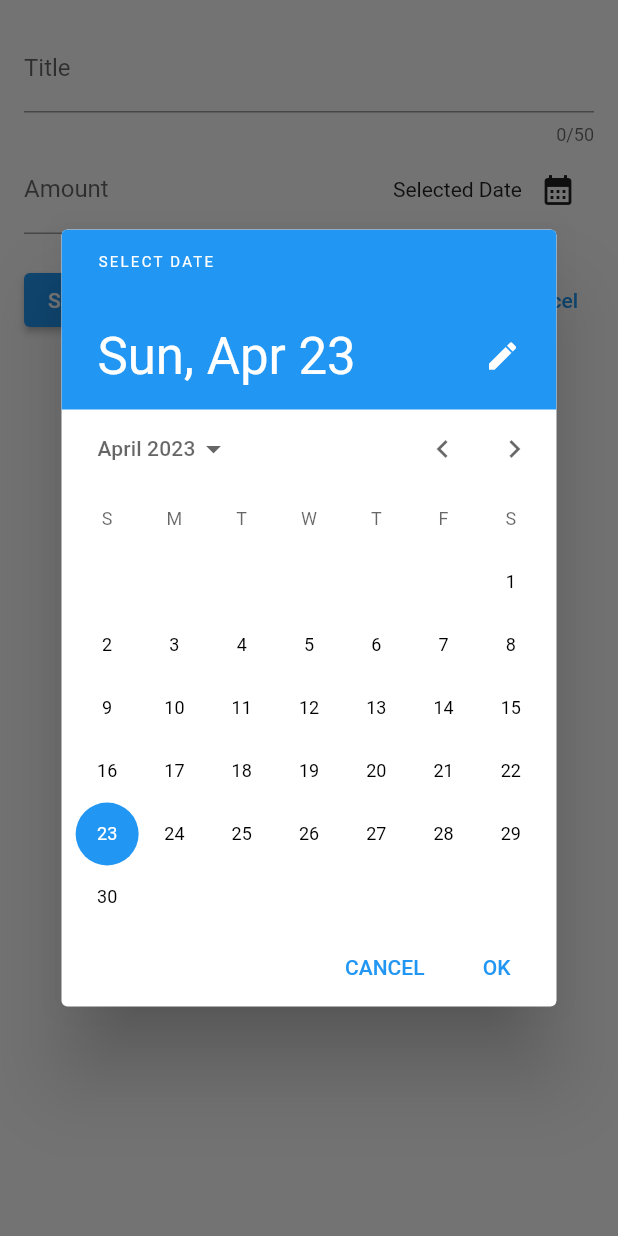
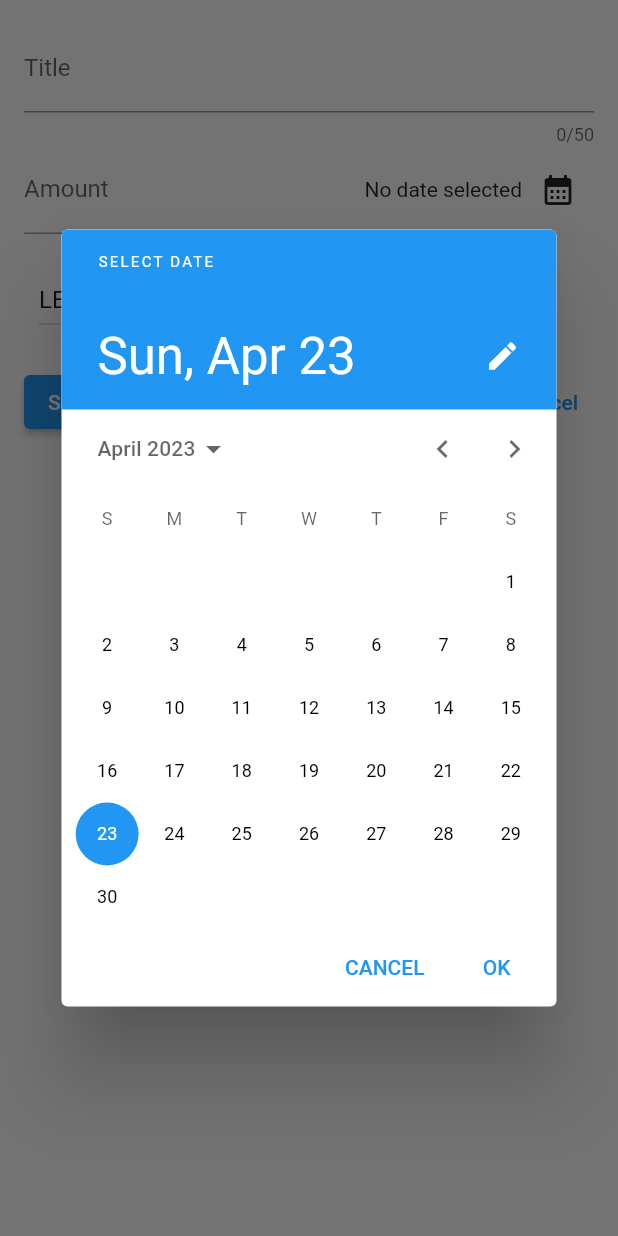
Before and after one commit to tsuna614/flutter_section5, a Flutter app: the NewExpense widget shown alone on an empty page, opened directly, after a tap on the "calendar month" icon, on a phone screen of 412 x 824 dp. Run offline on Flutter 3.47's test engine with Material 2 defaults, Android fonts, the phone set to English and light mode, and no system bars.

Commit message:
checkpoint section-5.114: added DropdownButton

```diff
--- a/analysis_options.yaml
+++ b/analysis_options.yaml
@@ -22,8 +22,7 @@ linter:
   # `// ignore_for_file: name_of_lint` syntax on the line or in the file
   # producing the lint.
   rules:
-    # avoid_print: false  # Uncomment to disable the `avoid_print` rule
+    avoid_print: false # Uncomment to disable the `avoid_print` rule
     # prefer_single_quotes: true  # Uncomment to enable the `prefer_single_quotes` rule
-
 # Additional information about this file can be found at
 # https://dart.dev/guides/language/analysis-options
--- a/lib/widgets/new_expense.dart
+++ b/lib/widgets/new_expense.dart
@@ -1,4 +1,5 @@
 import 'package:flutter/material.dart';
+import '../models/expense.dart';
 
 class NewExpense extends StatefulWidget {
   const NewExpense({super.key});
@@ -10,18 +11,28 @@ class NewExpense extends StatefulWidget {
 class _NewExpenseState extends State<NewExpense> {
   final _titleController = TextEditingController();
   final _amountController = TextEditingController();
+
+  Category? _selectedCategory = Category.leisure;
+
   // dung de quan ly text user input
+  DateTime?
+      _selectedDate; // add a question mark ? to make the variable nullable
+  // alternative: late DateTime _selectedDate;
 
-  void _presentDatePicker() {
+  void _presentDatePicker() async {
     final initialDate = DateTime.now();
     final firstDate = DateTime(2000, 1, 1);
     final lastDate =
-        DateTime(initialDate.year + 10, initialDate.month, initialDate.day);
-    showDatePicker(
+        DateTime(initialDate.year + 100, initialDate.month, initialDate.day);
+    final pickedDate = await showDatePicker(
         context: context,
         initialDate: initialDate,
         firstDate: firstDate,
         lastDate: lastDate);
+    setState(() {
+      _selectedDate = pickedDate;
+    });
+    print(pickedDate);
   }
 
   @override
@@ -35,7 +46,9 @@ class _NewExpenseState extends State<NewExpense> {
   Widget build(BuildContext context) {
     return Padding(
       padding: const EdgeInsets.all(16),
-      child: Column(children: [
+      child: Column(
+        crossAxisAlignment: CrossAxisAlignment.start,
+        children: [
           TextField(
             controller: _titleController,
             maxLength: 50,
@@ -67,7 +80,10 @@ class _NewExpenseState extends State<NewExpense> {
                     const SizedBox(
                       width: 10,
                     ),
-                  const Text('Selected Date'),
+                    Text((_selectedDate == null)
+                        ? "No date selected"
+                        : formatter.format(_selectedDate!)),
+                    // exclamation mark force dart to assume the variable to not be NULL
                     IconButton(
                       onPressed: _presentDatePicker,
                       icon: const Icon(Icons.calendar_month),
@@ -75,6 +91,34 @@ class _NewExpenseState extends State<NewExpense> {
                   ],
                 ),
               )
+            ],
+          ),
+          const SizedBox(
+            height: 20,
+          ),
+          Row(
+            children: [
+              const SizedBox(
+                width: 10,
+              ),
+              DropdownButton(
+                  value:
+                      _selectedCategory, // this will show a temporary category on the dropdown, instead of blank
+                  items: Category.values.map((data) {
+                    return DropdownMenuItem(
+                      value:
+                          data, // pass the data into the value, which will be called in the onChanged function
+                      child: Text(data.name.toUpperCase()),
+                    );
+                  }).toList(),
+                  onChanged: (value) {
+                    if (_selectedCategory == null) {
+                      return; // if it's null return nothing
+                    }
+                    setState(() {
+                      _selectedCategory = value;
+                    });
+                  }),
             ],
           ),
           const SizedBox(
@@ -98,7 +142,8 @@ class _NewExpenseState extends State<NewExpense> {
                   child: const Text('Cancel')),
             ],
           ),
-      ]),
+        ],
+      ),
     );
   }
 }
```
Lines whose indentation alone changed are shown as unchanged.
